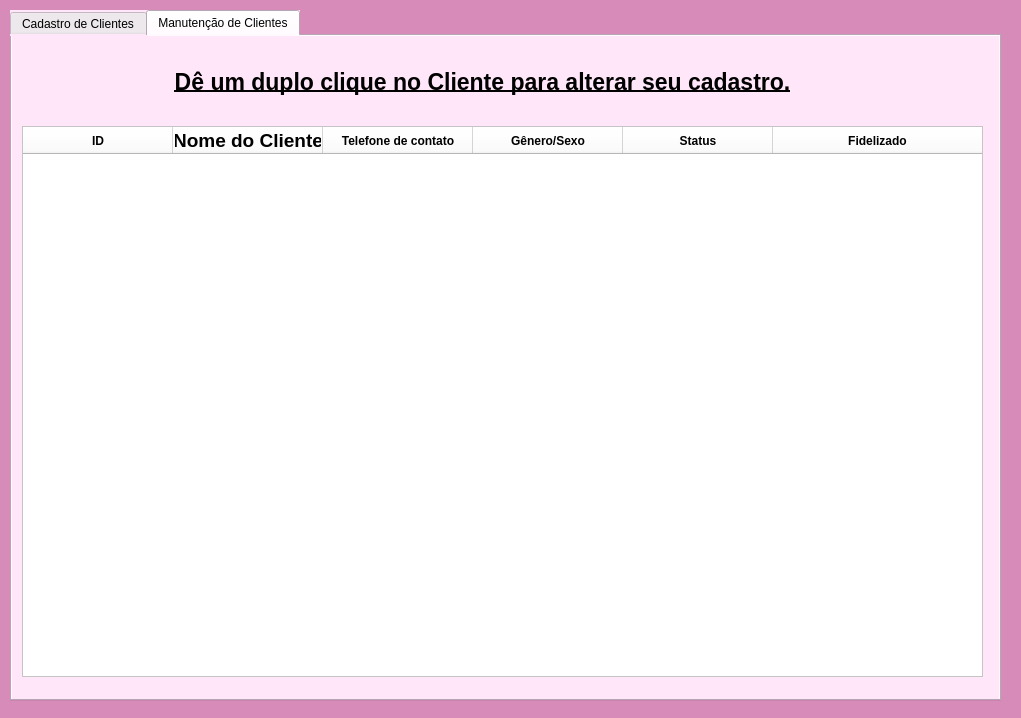
JVwolfart/PROJETO-SALAO-JOVEM-PROGRAMADOR, file telas_duda/clientes.ui: the form before one commit.
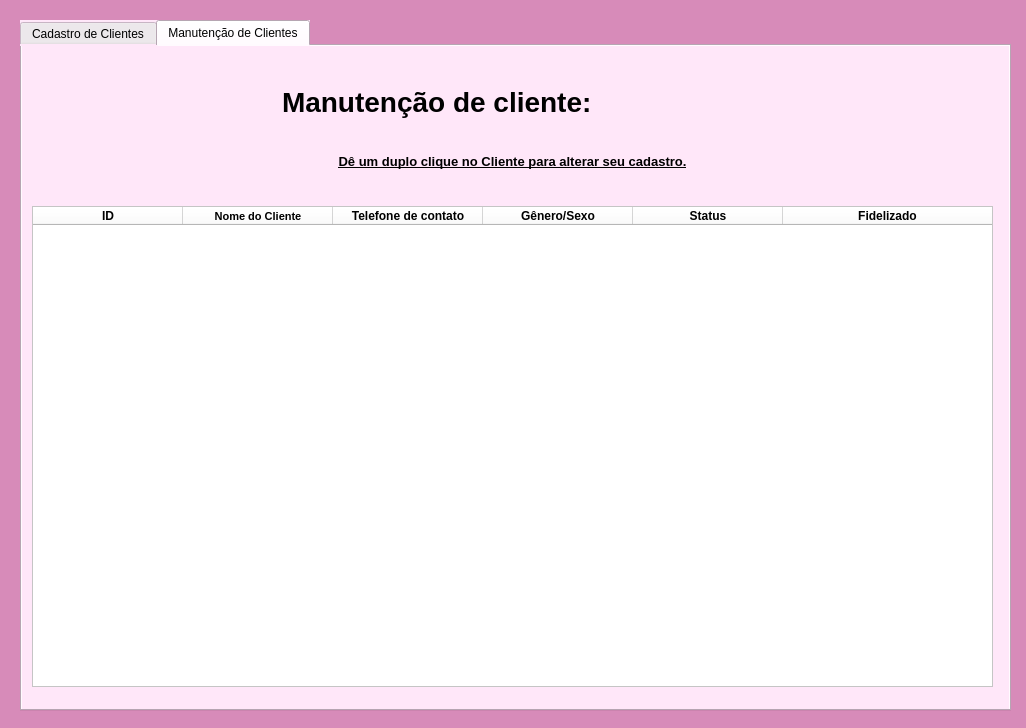
The form after the commit. The open tabs and pages were chosen to show the change. Icons and pictures are not drawn.

Patch:
```diff
--- a/telas_duda/clientes.ui
+++ b/telas_duda/clientes.ui
@@ -12,10 +12,22 @@
    <rect>
     <x>0</x>
     <y>0</y>
-    <width>1021</width>
-    <height>718</height>
+    <width>1026</width>
+    <height>728</height>
    </rect>
   </property>
+  <property name="minimumSize">
+   <size>
+    <width>1026</width>
+    <height>728</height>
+   </size>
+  </property>
+  <property name="maximumSize">
+   <size>
+    <width>1036</width>
+    <height>738</height>
+   </size>
+  </property>
   <property name="font">
    <font>
     <pointsize>14</pointsize>
@@ -58,8 +70,8 @@
    <widget class="QTabWidget" name="tabWidget">
     <property name="geometry">
      <rect>
-      <x>10</x>
-      <y>10</y>
+      <x>20</x>
+      <y>20</y>
       <width>991</width>
       <height>691</height>
      </rect>
@@ -301,15 +313,15 @@
      <widget class="QLabel" name="label_4">
       <property name="geometry">
        <rect>
-        <x>10</x>
-        <y>20</y>
+        <x>30</x>
+        <y>90</y>
         <width>921</width>
         <height>51</height>
        </rect>
       </property>
       <property name="font">
        <font>
-        <pointsize>17</pointsize>
+        <pointsize>10</pointsize>
         <weight>75</weight>
         <bold>true</bold>
         <underline>true</underline>
@@ -329,9 +341,9 @@
       <property name="geometry">
        <rect>
         <x>10</x>
-        <y>90</y>
+        <y>160</y>
         <width>961</width>
-        <height>551</height>
+        <height>481</height>
        </rect>
       </property>
       <property name="sizePolicy">
@@ -398,7 +410,7 @@
        </property>
        <property name="font">
         <font>
-         <pointsize>14</pointsize>
+         <pointsize>8</pointsize>
          <weight>75</weight>
          <bold>true</bold>
         </font>
@@ -464,6 +476,29 @@
        </property>
       </column>
      </widget>
+     <widget class="QLabel" name="label_6">
+      <property name="geometry">
+       <rect>
+        <x>260</x>
+        <y>30</y>
+        <width>481</width>
+        <height>51</height>
+       </rect>
+      </property>
+      <property name="font">
+       <font>
+        <pointsize>21</pointsize>
+        <weight>75</weight>
+        <bold>true</bold>
+       </font>
+      </property>
+      <property name="styleSheet">
+       <string notr="true">color: rgb(0, 0, 0);</string>
+      </property>
+      <property name="text">
+       <string>Manutenção de cliente:</string>
+      </property>
+     </widget>
     </widget>
    </widget>
   </widget>
```
Left out of the diff: 14 changed lines with no effect on the pictures.
